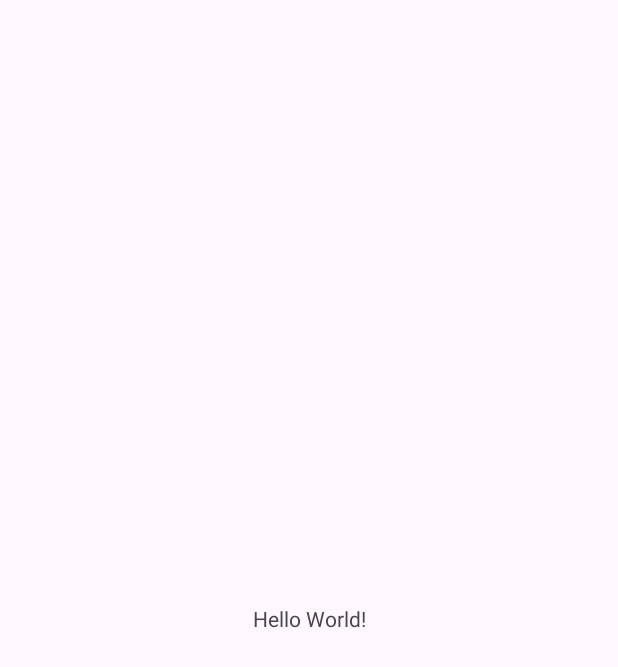
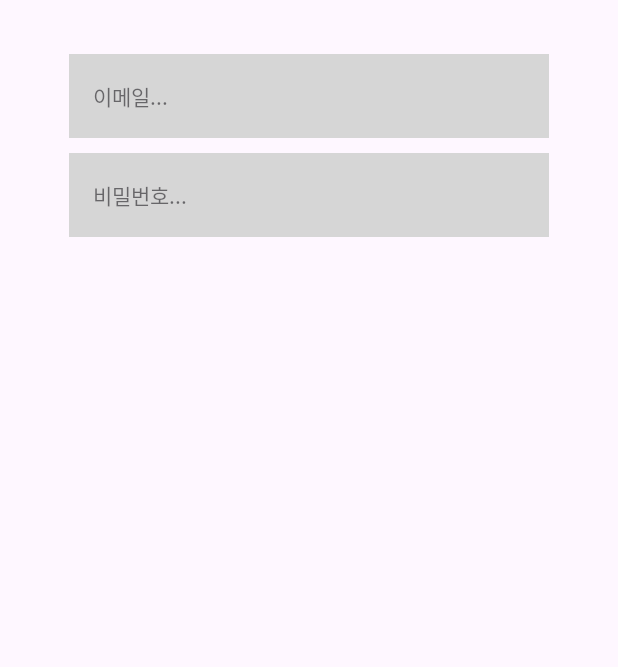
Before and after one commit to kwonkyungun/libraryTool, an Android app: the screen it shows after launch (MainActivity), on a phone screen of 412 x 824 dp. Before the commit the part shown is almost empty. Shown: the top 667 px of the screen. Run offline under Robolectric (Android 15) with nearby library versions, the phone set to English and light mode, and no system bars.

Commit message:
[DESIGN] : 🎨: 이메일 비밀번호 디자인
material 디자인을 이용한 이메일 패스워드 기본 툴

```diff
--- a/app/src/main/res/layout/activity_main.xml
+++ b/app/src/main/res/layout/activity_main.xml
@@ -4,15 +4,33 @@
     xmlns:tools="http://schemas.android.com/tools"
     android:layout_width="match_parent"
     android:layout_height="match_parent"
+    android:padding="16dp"
     tools:context=".MainActivity">
 
-    <TextView
-        android:layout_width="wrap_content"
+
+    <com.google.android.material.textfield.TextInputEditText
+        android:id="@+id/email"
+        style="@style/Widget.MaterialComponents.TextInputLayout.OutlinedBox"
+        android:layout_width="match_parent"
         android:layout_height="wrap_content"
-        android:text="Hello World!"
-        app:layout_constraintBottom_toBottomOf="parent"
+        android:hint="이메일..."
+        android:background="#D6D6D6"
+        android:layout_marginTop="20dp"
+        android:layout_marginHorizontal="30dp"
         app:layout_constraintEnd_toEndOf="parent"
         app:layout_constraintStart_toStartOf="parent"
         app:layout_constraintTop_toTopOf="parent" />
 
+    <com.google.android.material.textfield.TextInputEditText
+        android:id="@+id/password"
+        style="@style/Widget.MaterialComponents.TextInputLayout.OutlinedBox"
+        android:hint="비밀번호..."
+        android:background="#D6D6D6"
+        android:layout_width="match_parent"
+        android:layout_height="wrap_content"
+        android:layout_marginTop="10dp"
+        android:layout_marginHorizontal="30dp"
+        app:layout_constraintTop_toBottomOf="@+id/email" />
+
+
 </androidx.constraintlayout.widget.ConstraintLayout>
```
